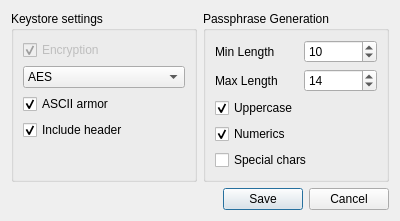
tcShadowWalker/XKey, file ui/Settings.ui: the form before one commit.
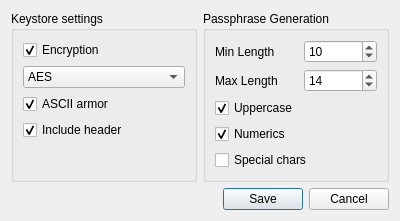
The form after the commit.

```diff
--- a/ui/Settings.ui
+++ b/ui/Settings.ui
@@ -23,7 +23,7 @@
       <item>
        <widget class="QCheckBox" name="encryptionCheckBox">
         <property name="enabled">
-         <bool>false</bool>
+         <bool>true</bool>
         </property>
         <property name="toolTip">
          <string>&lt;html&gt;&lt;head/&gt;&lt;body&gt;&lt;p&gt;XKeystore databases are always fully encrypted.&lt;br/&gt;This setting can not be deactivated.&lt;/p&gt;&lt;/body&gt;&lt;/html&gt;</string>
```
